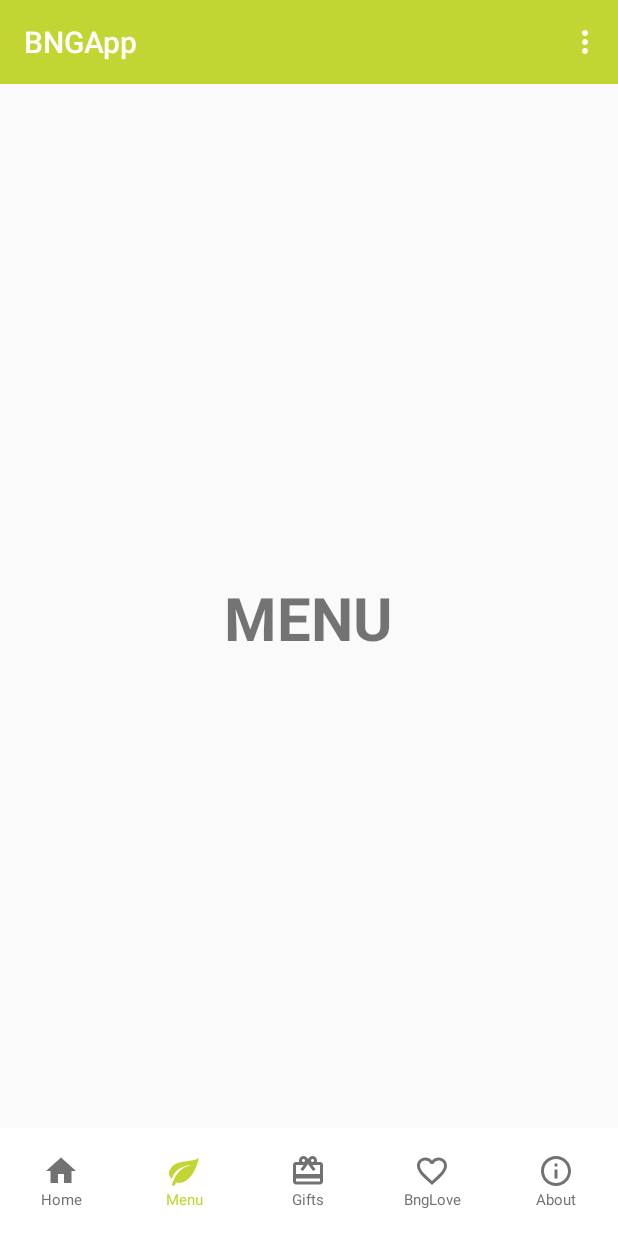
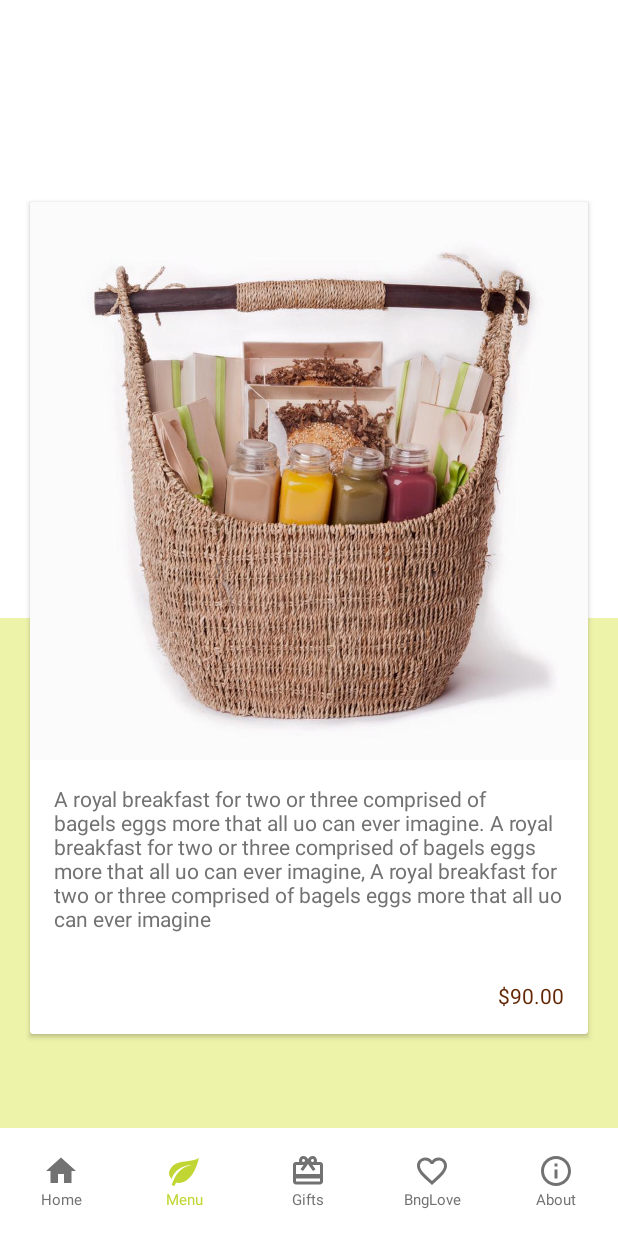
Before and after one commit to rsorotzkin/BNGApp, an Android app: the screen it shows after launch (MainActivity), item 2 of the bottom bar chosen, on a phone screen of 412 x 824 dp. Run offline under Robolectric (Android 15) with nearby library versions, the phone set to English and light mode, and no system bars.

Commit message:
gift fragment xml gift detail xml

```diff
--- a/app/build.gradle
+++ b/app/build.gradle
@@ -24,4 +24,5 @@ dependencies {
     testCompile 'junit:junit:4.12'
     compile 'com.android.support:appcompat-v7:23.1.1'
     compile 'com.android.support:design:23.1.1'
+    compile 'com.android.support:cardview-v7:23.1.1'
 }
--- a/app/src/main/java/com/example/home/bngapp/activities/MainActivity.java
+++ b/app/src/main/java/com/example/home/bngapp/activities/MainActivity.java
@@ -12,6 +12,7 @@ import android.widget.TextView;
 
 import com.example.home.bngapp.fragments.AboutFragment;
 import com.example.home.bngapp.fragments.BngLoveFragment;
+import com.example.home.bngapp.fragments.GiftDetailsFragment;
 import com.example.home.bngapp.fragments.GiftsFragment;
 import com.example.home.bngapp.fragments.HomeFragment;
 import com.example.home.bngapp.fragments.MenuFragment;
@@ -26,11 +27,14 @@ public class MainActivity extends AppCompatActivity {
     private Toolbar toolbar;
     private TabLayout tabLayout;
     private CustomViewPager viewPager;
+    public GiftDetailsFragment giftDetailsFragment;
 
     @Override
     protected void onCreate(Bundle savedInstanceState) {
         super.onCreate(savedInstanceState);
         setContentView(R.layout.activity_main);
+        giftDetailsFragment = new GiftDetailsFragment();
+        giftDetailsFragment.setMainActivity(this);
 
         initializeViews();
         setupTabIcons();
@@ -44,6 +48,7 @@ public class MainActivity extends AppCompatActivity {
      * Function to initialize controls
      */
     public void initializeViews() {
+
         toolbar = (Toolbar) findViewById(R.id.toolbar);
         setSupportActionBar(toolbar);
         getSupportActionBar().setDisplayHomeAsUpEnabled(false);
--- /dev/null
+++ b/app/src/main/java/com/example/home/bngapp/adapters/GiftsItemsAdapter.java
@@ -0,0 +1,133 @@
+package com.example.home.bngapp.adapters;
+
+import android.app.Fragment;
+import android.content.Context;
+import android.support.v7.widget.CardView;
+import android.support.v7.widget.RecyclerView;
+import android.view.LayoutInflater;
+import android.view.View;
+import android.view.ViewGroup;
+import android.widget.ImageView;
+import android.widget.ProgressBar;
+import android.widget.TextView;
+import android.widget.Toast;
+
+import com.example.home.bngapp.R;
+import com.example.home.bngapp.activities.MainActivity;
+import com.example.home.bngapp.classes.GiftItems;
+import com.example.home.bngapp.utilities.Util;
+
+import java.util.ArrayList;
+import java.util.List;
+
+/**
+ * Created by faigy on 6/7/2016.
+ */
+public class GiftsItemsAdapter extends RecyclerView.Adapter<GiftsItemsAdapter.GiftsItemsViewHolder> {
+    // Declare ArrayList
+    private List<GiftItems> giftItemsList;
+
+    // Declare variables
+    public int expandedPosition;;
+
+    // Declare class
+    public GiftItems items;
+
+
+    // Declare context
+    Context context;
+
+    // Constructor
+    public GiftsItemsAdapter(Context context) {
+        this.context = context;
+
+    }
+
+    /**
+     * Function sets the newsList
+     */
+    public void setGiftItemsList(ArrayList<GiftItems> giftItemsList){
+        this.giftItemsList = giftItemsList;
+        // notify the adapter of item range changed
+        notifyItemRangeChanged(0, giftItemsList.size());
+    }
+
+    /**
+     * Function that create new views (invoked by the layout manager)
+     *
+     */
+    @Override
+    public GiftsItemsViewHolder onCreateViewHolder(ViewGroup viewGroup, int i) {
+        // initialize itemView
+        View itemView = LayoutInflater.
+                from(viewGroup.getContext()).
+                inflate(R.layout.fragment_gifts_items, viewGroup, false);
+        // return itemView
+        return new GiftsItemsViewHolder(itemView);
+    }
+
+    /**
+     * Function that replace the contents of a view (invoked by the layout manager)
+     * @param giftsItemsViewHolder   - current viewHolder
+     * @param position - current inflated position in viewHolder
+     *
+     */
+    @Override
+    public void onBindViewHolder(final GiftsItemsViewHolder giftsItemsViewHolder, final int position) {
+        // get data from your newsList at this position
+        // replace the contents of the view with that newsList data
+        items = giftItemsList.get(position);
+        giftsItemsViewHolder.basketTitle.setText(items.getTitle());
+        giftsItemsViewHolder.basketPrice.setText(items.getPrice());
+        giftsItemsViewHolder.basketDescription.setText(items.getDescription());
+        giftsItemsViewHolder.basketImageView.setImageResource(R.drawable.gifts_item);
+
+        giftsItemsViewHolder.cardView.setOnClickListener(new View.OnClickListener() {
+            @Override
+            public void onClick(View v) {
+                Toast.makeText(context, "hi", Toast.LENGTH_LONG).show();
+                // set and store the clicked position in the recycler view
+                //MySingleton.getInstance().setPosition(position);
+                // switch to service detail fragment
+                if (context instanceof MainActivity) {
+                    Fragment giftsDetailFragment = ((MainActivity)context).giftDetailsFragment;
+                    Util.replaceFragment(giftsDetailFragment, R.id.basketTitle);
+                }
+            }
+        });
+
+    }
+
+    /**
+     * Function that returns the number of items in newsList
+     * @return int
+     */
+    @Override
+    public int getItemCount() {
+        // if newsList is not null
+        if (giftItemsList != null) {
+            // return size of newsList
+            return giftItemsList.size();
+        }
+        return 0;
+    }
+
+    // this will store the references to our view
+    public class GiftsItemsViewHolder extends RecyclerView.ViewHolder {
+        protected TextView basketTitle,  basketPrice, basketDescription;
+        public ImageView basketImageView;
+        public ProgressBar imageProgressBar;
+        public CardView cardView;
+
+        public GiftsItemsViewHolder(View v) {
+            super(v);
+            // Initialize all views in viewHolder
+            basketTitle = (TextView) v.findViewById(R.id.basketTitle);
+            basketDescription = (TextView) v.findViewById(R.id.basketDescription);
+            basketPrice = (TextView) v.findViewById(R.id.basketPrice);
+            basketImageView = (ImageView) v.findViewById(R.id.basketImageView);
+            imageProgressBar = (ProgressBar) v.findViewById(R.id.imageProgressBar);
+            cardView = (CardView) v.findViewById(R.id.card_view);
+        }
+    }
+}
--- /dev/null
+++ b/app/src/main/java/com/example/home/bngapp/classes/GiftItems.java
@@ -0,0 +1,67 @@
+package com.example.home.bngapp.classes;
+
+/**
+ * Created by faigy on 6/7/2016.
+ */
+public class GiftItems {
+
+    int id;
+    String title;
+    String price;
+    String description;
+    String image;
+
+    public GiftItems() {
+
+    }
+
+    public GiftItems(int id, String title, String price, String description) {
+        this.id = id;
+        this.title = title;
+        this.price = price;
+        this.description = description;
+    }
+
+    public int getId() {
+        return id;
+    }
+
+    public void setId(int id) {
+        this.id = id;
+    }
+
+    public String getTitle() {
+        return title;
+    }
+
+    public void setTitle(String title) {
+        this.title = title;
+    }
+
+    public String getPrice() {
+        return price;
+    }
+
+    public void setPrice(String price) {
+        this.price = price;
+    }
+
+    public String getDescription() {
+        return description;
+    }
+
+    public void setDescription(String description) {
+        this.description = description;
+    }
+
+    public String getImage() {
+        return image;
+    }
+
+    public void setImage(String image) {
+        this.image = image;
+    }
+
+
+
+}
--- /dev/null
+++ b/app/src/main/java/com/example/home/bngapp/fragments/GiftDetailsFragment.java
@@ -0,0 +1,79 @@
+package com.example.home.bngapp.fragments;
+
+/**
+ * Created by Home on 6/6/2016.
+ */
+import android.os.Bundle;
+import android.app.Fragment;
+import android.support.v7.app.AppCompatActivity;
+import android.support.v7.widget.LinearLayoutManager;
+import android.support.v7.widget.RecyclerView;
+import android.view.LayoutInflater;
+import android.view.View;
+import android.view.ViewGroup;
+
+import com.example.home.bngapp.R;
+import com.example.home.bngapp.activities.MainActivity;
+import com.example.home.bngapp.adapters.GiftsItemsAdapter;
+import com.example.home.bngapp.classes.GiftItems;
+
+import java.util.ArrayList;
+
+
+public class GiftDetailsFragment extends Fragment{
+
+    public void setMainActivity(MainActivity mainActivity) {
+        this.mainActivity = mainActivity;
+    }
+
+    // Declare activity
+    MainActivity mainActivity;
+
+
+    public GiftDetailsFragment() {
+        // Required empty public constructor
+    }
+
+    @Override
+    public void onCreate(Bundle savedInstanceState) {
+        super.onCreate(savedInstanceState);
+    }
+
+    @Override
+    public View onCreateView(LayoutInflater inflater, ViewGroup container,
+                             Bundle savedInstanceState) {
+        // Inflate the layout for this fragment
+        View rootView = inflater.inflate(R.layout.fragment_gifts_detail, container, false);
+
+        // Initialize views for this fragment
+        initializeViews(rootView);
+
+        // Set up recyclerView
+        setUpRecyclerView();
+
+        // Register all listeners for controls
+        registerListeners();
+
+        // set toolbar title
+        ((AppCompatActivity)getActivity()).getSupportActionBar().setTitle("Sunshine Basket");
+
+
+        return rootView;
+    }
+
+    public void initializeViews(View rootView) {
+
+
+    }
+
+    public void setUpRecyclerView() {
+
+
+    }
+
+    public void registerListeners() {
+
+    }
+
+
+}
--- a/app/src/main/java/com/example/home/bngapp/fragments/GiftsFragment.java
+++ b/app/src/main/java/com/example/home/bngapp/fragments/GiftsFragment.java
@@ -5,14 +5,34 @@ package com.example.home.bngapp.fragments;
  */
 import android.os.Bundle;
 import android.support.v4.app.Fragment;
+import android.support.v7.app.AppCompatActivity;
+import android.support.v7.widget.LinearLayoutManager;
+import android.support.v7.widget.RecyclerView;
 import android.view.LayoutInflater;
 import android.view.View;
 import android.view.ViewGroup;
 
 import com.example.home.bngapp.R;
+import com.example.home.bngapp.activities.MainActivity;
+import com.example.home.bngapp.adapters.GiftsItemsAdapter;
+import com.example.home.bngapp.classes.GiftItems;
+
+import java.util.ArrayList;
 
 
 public class GiftsFragment extends Fragment{
+
+    // Declare activity
+    MainActivity mainActivity;
+
+    // Declare controls
+    RecyclerView recyclerView;
+    LinearLayoutManager llm;
+
+    // Declare variables
+    ArrayList<GiftItems> giftItems;
+    GiftItems items;
+    GiftsItemsAdapter adapter;
 
     public GiftsFragment() {
         // Required empty public constructor
@@ -27,7 +47,69 @@ public class GiftsFragment extends Fragment{
     public View onCreateView(LayoutInflater inflater, ViewGroup container,
                              Bundle savedInstanceState) {
         // Inflate the layout for this fragment
-        return inflater.inflate(R.layout.fragment_gifts, container, false);
+        View rootView = inflater.inflate(R.layout.fragment_gifts, container, false);
+
+        // Initialize views for this fragment
+        initializeViews(rootView);
+
+        // Set up recyclerView
+        setUpRecyclerView();
+
+        // Register all listeners for controls
+        registerListeners();
+
+        // Download data from url
+        downloadData();
+
+        // set toolbar title
+        //Util.setToolbarTitle(R.string.fragment_team, mainActivity.toolbar);
+        ((AppCompatActivity)getActivity()).getSupportActionBar().setTitle(getResources().getString(R.string.fragment_gifts));
+
+
+        return rootView;
+    }
+
+    public void initializeViews(View rootView) {
+        recyclerView = (RecyclerView) rootView.findViewById(R.id.recyclerView);
+        llm = new LinearLayoutManager(getActivity().getBaseContext());
+        adapter = new GiftsItemsAdapter(getActivity());
+        giftItems = new ArrayList<>();
+        items = new GiftItems(1,"SUNSHINE BASKET", "$90.00", "An assortment of BNG delicacies, in an" +
+                " exquisitely decorated basket");
+        giftItems.add(items);
+        items = new GiftItems(2,"SUNSHINE BASKET", "$90.00", "An assortment of BNG delicacies, in an" +
+                " exquisitely decorated basket");
+        giftItems.add(items);
+        items = new GiftItems(3,"SUNSHINE BASKET", "$90.00", "An assortment of BNG delicacies, in an" +
+                " exquisitely decorated basket");
+        giftItems.add(items);
+        items = new GiftItems(4,"SUNSHINE BASKET", "$90.00", "An assortment of BNG delicacies, in an" +
+                " exquisitely decorated basket");
+        giftItems.add(items);
+        items = new GiftItems(5,"SUNSHINE BASKET", "$90.00", "An assortment of BNG delicacies, in an" +
+                " exquisitely decorated basket");
+        giftItems.add(items);
+        adapter.setGiftItemsList(giftItems);
+
+
+    }
+
+    public void setUpRecyclerView() {
+        // set layout manager to recycler view
+        recyclerView.setLayoutManager(llm);
+        // set orientation for linear layout manager
+        llm.setOrientation(LinearLayoutManager.VERTICAL);
+        // set adapter for recycler view
+        recyclerView.setAdapter(adapter);
+
+    }
+
+    public void registerListeners() {
+
+    }
+
+    public void downloadData() {
+
     }
 
 }
--- a/app/src/main/java/com/example/home/bngapp/fragments/MenuFragment.java
+++ b/app/src/main/java/com/example/home/bngapp/fragments/MenuFragment.java
@@ -27,7 +27,7 @@ public class MenuFragment extends Fragment{
     public View onCreateView(LayoutInflater inflater, ViewGroup container,
                              Bundle savedInstanceState) {
         // Inflate the layout for this fragment
-        return inflater.inflate(R.layout.fragment_menu, container, false);
+        return inflater.inflate(R.layout.fragment_gifts_detail, container, false);
     }
 
 }
--- /dev/null
+++ b/app/src/main/res/layout/fragment_gifts_detail.xml
@@ -0,0 +1,110 @@
+<?xml version="1.0" encoding="utf-8"?>
+<RelativeLayout xmlns:android="http://schemas.android.com/apk/res/android"
+    xmlns:app="http://schemas.android.com/apk/res-auto"
+    xmlns:tools="http://schemas.android.com/tools"
+    android:id="@+id/coordinatorLayout"
+    android:layout_width="match_parent"
+    android:layout_height="match_parent">
+
+    <LinearLayout
+        android:id="@+id/linearLayout"
+        android:layout_width="match_parent"
+        android:layout_height="match_parent"
+        android:layout_centerInParent="true"
+        android:gravity="center"
+        android:orientation="vertical">
+
+        <TextView
+            android:id="@+id/imageView7"
+            android:layout_width="match_parent"
+            android:layout_height="wrap_content"
+            android:layout_weight="1"
+            android:background="#fff" />
+
+        <TextView
+            android:id="@+id/imageView8"
+            android:layout_width="match_parent"
+            android:layout_height="wrap_content"
+            android:layout_weight="1"
+            android:alpha="0.4"
+            android:background="@color/primary_light" />
+
+    </LinearLayout>
+
+    <ScrollView
+        android:layout_width="match_parent"
+        android:layout_height="wrap_content"
+        android:layout_centerInParent="true"
+        android:scrollbars="none">
+
+        <LinearLayout
+            android:layout_width="match_parent"
+            android:layout_height="wrap_content"
+            android:gravity="center"
+            android:orientation="vertical">
+
+            <android.support.v7.widget.CardView
+                android:layout_width="match_parent"
+                android:layout_height="match_parent"
+                android:layout_gravity="center"
+                android:layout_margin="20dp"
+                android:clickable="false">
+
+                <LinearLayout
+                    android:layout_width="match_parent"
+                    android:layout_height="match_parent"
+                    android:orientation="vertical">
+
+                    <RelativeLayout
+                        android:layout_width="match_parent"
+                        android:layout_height="match_parent"
+                        android:layout_gravity="center"
+                        android:gravity="center">
+
+                        <ImageView
+                            android:id="@+id/imageView1"
+                            android:layout_width="match_parent"
+                            android:layout_height="wrap_content"
+                            android:layout_centerInParent="true"
+                            android:adjustViewBounds="true"
+                            android:contentDescription="@string/image_description"
+                            android:src="@drawable/gifts_item"
+                            android:scaleType="centerCrop" />
+
+                        <ProgressBar
+                            android:id="@+id/imageProgressBar"
+                            android:layout_width="wrap_content"
+                            android:layout_height="wrap_content"
+                            android:layout_centerHorizontal="true"
+                            android:layout_centerInParent="true"
+                            android:layout_gravity="center"
+                            android:layout_marginTop="@dimen/activity_horizontal_margin"
+                            android:visibility="invisible" />
+                    </RelativeLayout>
+
+                    <TextView
+                        android:id="@+id/DetailTextViews"
+                        android:layout_width="match_parent"
+                        android:layout_height="wrap_content"
+                        android:text="A royal breakfast for two or three comprised of bagels eggs more that all uo can ever imagine. A royal breakfast for two or three comprised of bagels eggs more that all uo can ever imagine, A royal breakfast for two or three comprised of bagels eggs more that all uo can ever imagine"
+                        android:textColor="@color/secondary_text"
+                        android:padding="@dimen/activity_horizontal_margin"
+                        android:textAppearance="@style/TextAppearance.AppCompat.Body1" />
+
+                    <TextView
+                        android:id="@+id/priceDetailTextViews"
+                        android:layout_width="match_parent"
+                        android:layout_height="wrap_content"
+                        android:text="$90.00"
+                        android:textColor="@color/accent"
+                        android:gravity="end"
+                        android:padding="@dimen/activity_horizontal_margin"
+                        android:textAppearance="@style/TextAppearance.AppCompat.Body1" />
+
+                </LinearLayout>
+            </android.support.v7.widget.CardView>
+        </LinearLayout>
+
+    </ScrollView>
+
+</RelativeLayout>
--- a/app/src/main/res/values/strings.xml
+++ b/app/src/main/res/values/strings.xml
@@ -2,4 +2,9 @@
     <string name="app_name">BNGApp</string>
     <string name="action_settings">Settings</string>
     <string name="image_description">image description</string>
+    <string name="fragment_home">BNG</string>
+    <string name="fragment_menu">Menu and Platters</string>
+    <string name="fragment_gifts">Baskets N Gifts</string>
+    <string name="fragment_bnglove">BNGlove</string>
+    <string name="fragment_about">About</string>
 </resources>
--- a/build.gradle
+++ b/build.gradle
@@ -5,7 +5,7 @@ buildscript {
         jcenter()
     }
     dependencies {
-        classpath 'com.android.tools.build:gradle:1.5.0'
+        classpath 'com.android.tools.build:gradle:2.1.0'
 
         // NOTE: Do not place your application dependencies here; they belong
         // in the individual module build.gradle files
```
Also changed, not shown: app/src/main/java/com/example/home/bngapp/utilities/Util.java (+16 -0 lines), app/src/main/res/layout/fragment_gifts.xml (+8 -11 lines), app/src/main/res/layout/fragment_gifts_items.xml (added, +91 -0 lines), app/src/main/res/drawable/gifts_item.jpg (added), gradle/wrapper/gradle-wrapper.properties.
